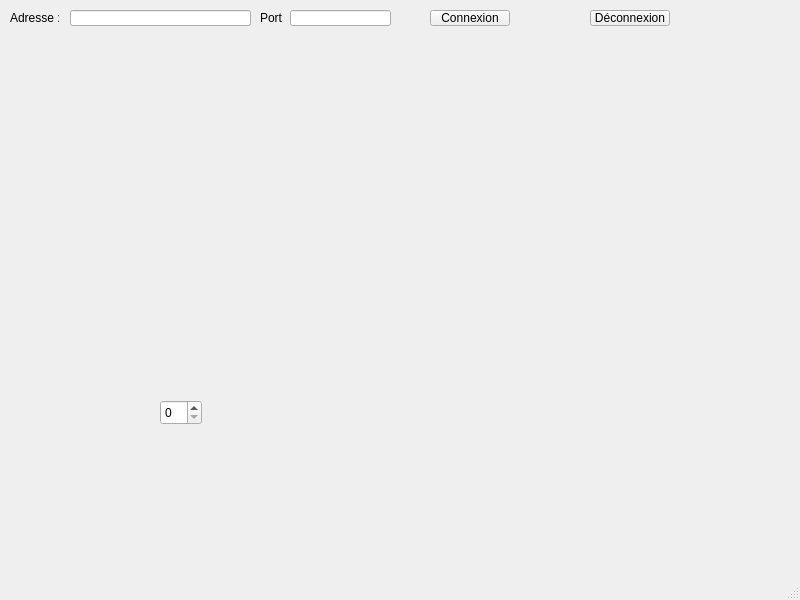
Old version of the form wifiBot/mainwindow.ui in the repository Pascaline-G/Projet_Wifibot.
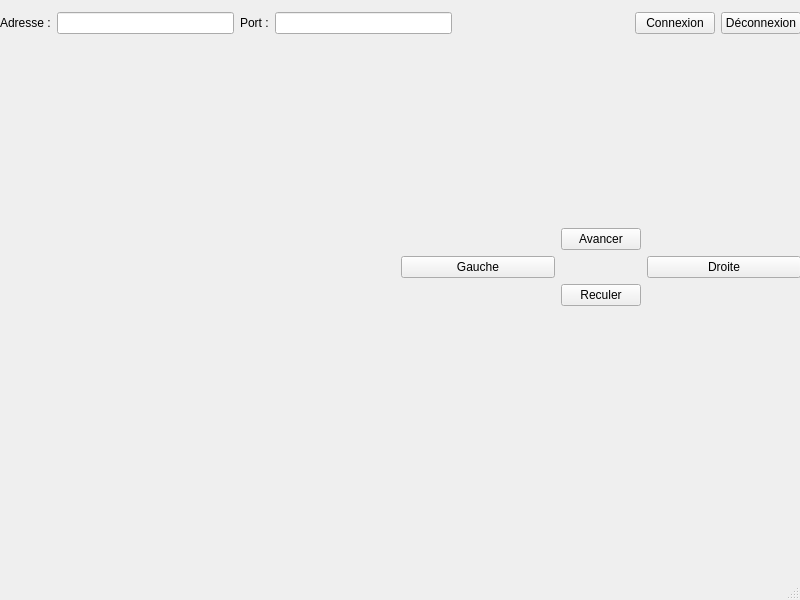
New version of the form.

Commit message:
Mise à Jour UI + Message info
Mise en place de message d'erreur et de notification
Mise à jour de l'interface

What changed in the file:
```diff
--- a/wifiBot/mainwindow.ui
+++ b/wifiBot/mainwindow.ui
@@ -14,87 +14,169 @@
    <string>MainWindow</string>
   </property>
   <widget class="QWidget" name="centralwidget">
-   <widget class="QLabel" name="label">
+   <widget class="QWidget" name="verticalLayoutWidget">
     <property name="geometry">
      <rect>
-      <x>10</x>
-      <y>10</y>
-      <width>49</width>
-      <height>16</height>
+      <x>0</x>
+      <y>0</y>
+      <width>801</width>
+      <height>481</height>
      </rect>
     </property>
-    <property name="text">
-     <string>Adresse :</string>
-    </property>
-   </widget>
-   <widget class="QLabel" name="label_2">
-    <property name="geometry">
-     <rect>
-      <x>260</x>
-      <y>10</y>
-      <width>49</width>
-      <height>16</height>
-     </rect>
-    </property>
-    <property name="text">
-     <string>Port</string>
-    </property>
-   </widget>
-   <widget class="QLineEdit" name="LEAdresse">
-    <property name="geometry">
-     <rect>
-      <x>70</x>
-      <y>10</y>
-      <width>181</width>
-      <height>16</height>
-     </rect>
-    </property>
-   </widget>
-   <widget class="QLineEdit" name="LEPort">
-    <property name="geometry">
-     <rect>
-      <x>290</x>
-      <y>10</y>
-      <width>101</width>
-      <height>16</height>
-     </rect>
-    </property>
-   </widget>
-   <widget class="QPushButton" name="pBcon">
-    <property name="geometry">
-     <rect>
-      <x>430</x>
-      <y>10</y>
-      <width>80</width>
-      <height>16</height>
-     </rect>
-    </property>
-    <property name="text">
-     <string>Connexion</string>
-    </property>
-   </widget>
-   <widget class="QPushButton" name="pbDeco">
-    <property name="geometry">
-     <rect>
-      <x>590</x>
-      <y>10</y>
-      <width>80</width>
-      <height>16</height>
-     </rect>
-    </property>
-    <property name="text">
-     <string>Déconnexion</string>
-    </property>
-   </widget>
-   <widget class="QSpinBox" name="spinBox">
-    <property name="geometry">
-     <rect>
-      <x>160</x>
-      <y>400</y>
-      <width>42</width>
-      <height>25</height>
-     </rect>
-    </property>
+    <layout class="QVBoxLayout" name="verticalLayout">
+     <item>
+      <layout class="QHBoxLayout" name="horizontalLayout">
+       <item>
+        <widget class="QLabel" name="label">
+         <property name="text">
+          <string>Adresse :</string>
+         </property>
+        </widget>
+       </item>
+       <item>
+        <widget class="QLineEdit" name="LEAdresse"/>
+       </item>
+       <item>
+        <widget class="QLabel" name="label_2">
+         <property name="text">
+          <string>Port :</string>
+         </property>
+        </widget>
+       </item>
+       <item>
+        <widget class="QLineEdit" name="LEPort"/>
+       </item>
+       <item>
+        <spacer name="horizontalSpacer">
+         <property name="orientation">
+          <enum>Qt::Horizontal</enum>
+         </property>
+         <property name="sizeHint" stdset="0">
+          <size>
+           <width>58</width>
+           <height>46</height>
+          </size>
+         </property>
+        </spacer>
+       </item>
+       <item>
+        <widget class="QPushButton" name="pBcon">
+         <property name="text">
+          <string>Connexion</string>
+         </property>
+        </widget>
+       </item>
+       <item>
+        <widget class="QPushButton" name="pbDeco">
+         <property name="text">
+          <string>Déconnexion</string>
+         </property>
+        </widget>
+       </item>
+      </layout>
+     </item>
+     <item>
+      <spacer name="verticalSpacer">
+       <property name="orientation">
+        <enum>Qt::Vertical</enum>
+       </property>
+       <property name="sizeHint" stdset="0">
+        <size>
+         <width>20</width>
+         <height>40</height>
+        </size>
+       </property>
+      </spacer>
+     </item>
+     <item>
+      <layout class="QHBoxLayout" name="horizontalLayout_2">
+       <item>
+        <spacer name="horizontalSpacer_4">
+         <property name="orientation">
+          <enum>Qt::Horizontal</enum>
+         </property>
+         <property name="sizeHint" stdset="0">
+          <size>
+           <width>40</width>
+           <height>20</height>
+          </size>
+         </property>
+        </spacer>
+       </item>
+       <item>
+        <layout class="QGridLayout" name="gridLayout">
+         <item row="1" column="0">
+          <widget class="QPushButton" name="pbLeft">
+           <property name="text">
+            <string>Gauche</string>
+           </property>
+          </widget>
+         </item>
+         <item row="0" column="0">
+          <spacer name="horizontalSpacer_2">
+           <property name="orientation">
+            <enum>Qt::Horizontal</enum>
+           </property>
+           <property name="sizeHint" stdset="0">
+            <size>
+             <width>40</width>
+             <height>20</height>
+            </size>
+           </property>
+          </spacer>
+         </item>
+         <item row="0" column="1">
+          <widget class="QPushButton" name="pBForward">
+           <property name="text">
+            <string>Avancer</string>
+           </property>
+          </widget>
+         </item>
+         <item row="1" column="2">
+          <widget class="QPushButton" name="pbRight">
+           <property name="text">
+            <string>Droite</string>
+           </property>
+          </widget>
+         </item>
+         <item row="0" column="2">
+          <spacer name="horizontalSpacer_3">
+           <property name="orientation">
+            <enum>Qt::Horizontal</enum>
+           </property>
+           <property name="sizeHint" stdset="0">
+            <size>
+             <width>40</width>
+             <height>20</height>
+            </size>
+           </property>
+          </spacer>
+         </item>
+         <item row="2" column="1">
+          <widget class="QPushButton" name="pbBackward">
+           <property name="text">
+            <string>Reculer</string>
+           </property>
+          </widget>
+         </item>
+        </layout>
+       </item>
+      </layout>
+     </item>
+     <item>
+      <spacer name="verticalSpacer_2">
+       <property name="orientation">
+        <enum>Qt::Vertical</enum>
+       </property>
+       <property name="sizeHint" stdset="0">
+        <size>
+         <width>20</width>
+         <height>40</height>
+        </size>
+       </property>
+      </spacer>
+     </item>
+    </layout>
    </widget>
   </widget>
   <widget class="QMenuBar" name="menubar">
```
The commit also changes 3 other files.
